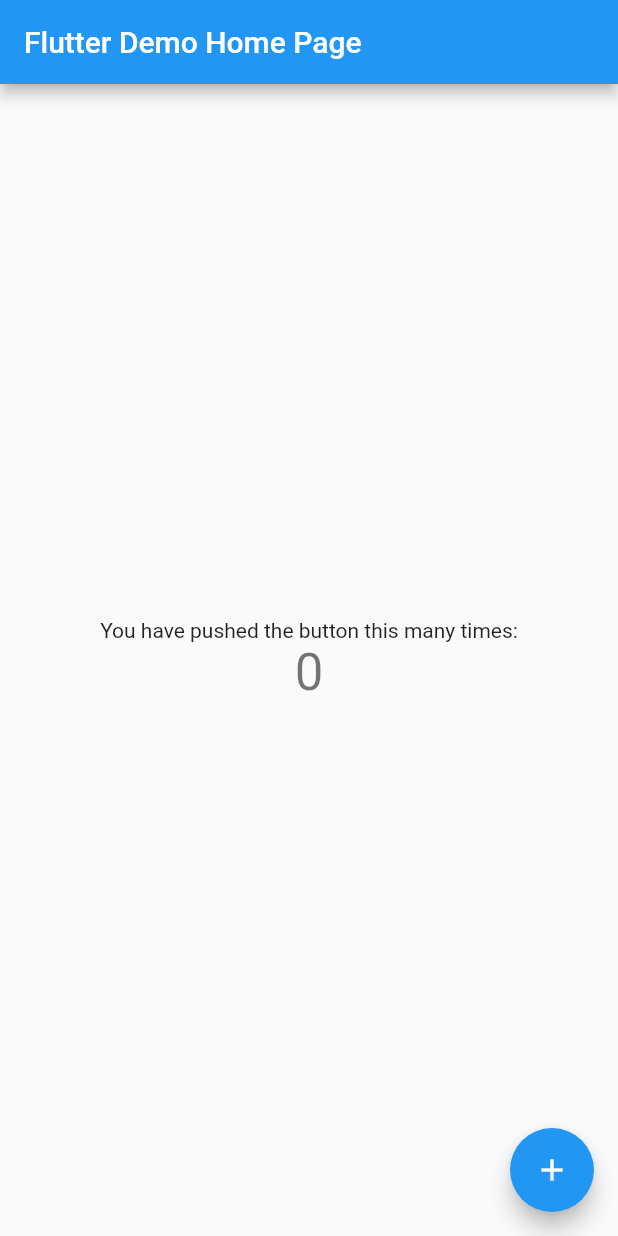
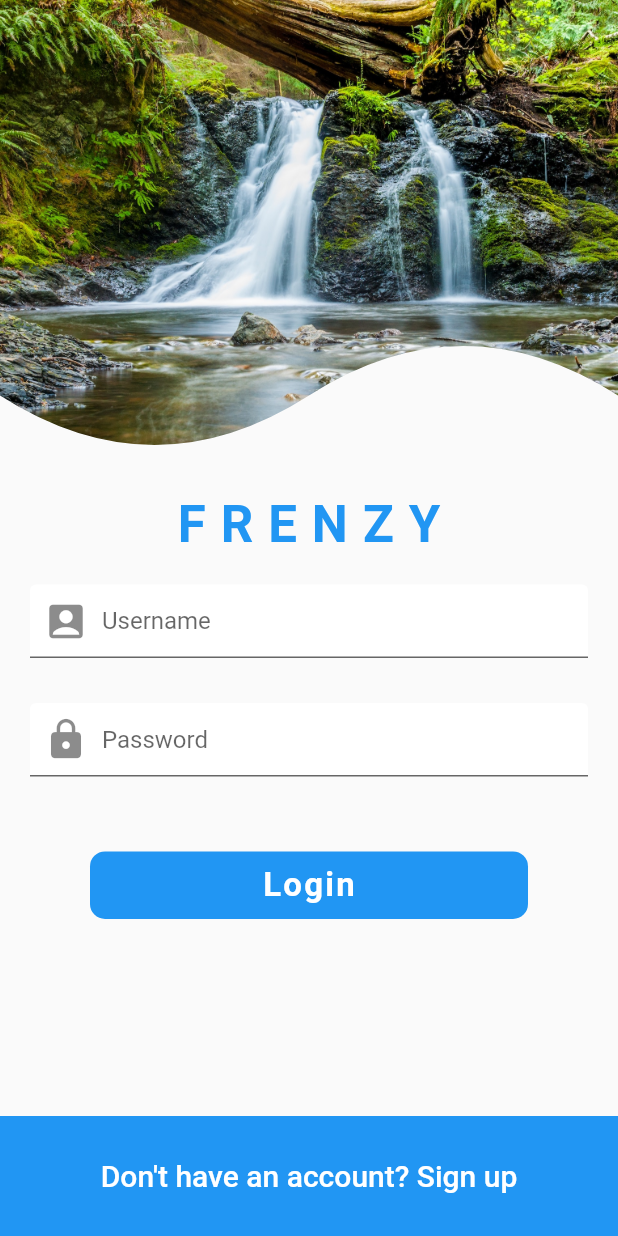
Before and after one commit to pinyada-sengate/flutter_social_ui, a Flutter app: the screen it shows after launch, on a phone screen of 412 x 824 dp. Run offline on Flutter 3.47's test engine with Material 2 defaults, Android fonts, the phone set to English and light mode, and no system bars.

Commit message:
Login and home UI

```diff
--- a/lib/main.dart
+++ b/lib/main.dart
@@ -1,4 +1,5 @@
 import 'package:flutter/material.dart';
+import 'package:flutter_social_ui/screens/login_screen.dart';
 
 void main() {
   runApp(const MyApp());
@@ -11,105 +12,12 @@
   @override
   Widget build(BuildContext context) {
     return MaterialApp(
-      title: 'Flutter Demo',
+      title: 'Flutter Socail UI',
+      debugShowCheckedModeBanner: false,
       theme: ThemeData(
-        // This is the theme of your application.
-        //
-        // Try running your application with "flutter run". You'll see the
-        // application has a blue toolbar. Then, without quitting the app, try
-        // changing the primarySwatch below to Colors.green and then invoke
-        // "hot reload" (press "r" in the console where you ran "flutter run",
-        // or simply save your changes to "hot reload" in a Flutter IDE).
-        // Notice that the counter didn't reset back to zero; the application
-        // is not restarted.
-        primarySwatch: Colors.blue,
+        primaryColor: Colors.blue,
       ),
-      home: const MyHomePage(title: 'Flutter Demo Home Page'),
+      home: LoginScreen(),
     );
   }
 }
-
-class MyHomePage extends StatefulWidget {
-  const MyHomePage({Key? key, required this.title}) : super(key: key);
-
-  // This widget is the home page of your application. It is stateful, meaning
-  // that it has a State object (defined below) that contains fields that affect
-  // how it looks.
-
-  // This class is the configuration for the state. It holds the values (in this
-  // case the title) provided by the parent (in this case the App widget) and
-  // used by the build method of the State. Fields in a Widget subclass are
-  // always marked "final".
-
-  final String title;
-
-  @override
-  State<MyHomePage> createState() => _MyHomePageState();
-}
-
-class _MyHomePageState extends State<MyHomePage> {
-  int _counter = 0;
-
-  void _incrementCounter() {
-    setState(() {
-      // This call to setState tells the Flutter framework that something has
-      // changed in this State, which causes it to rerun the build method below
-      // so that the display can reflect the updated values. If we changed
-      // _counter without calling setState(), then the build method would not be
-      // called again, and so nothing would appear to happen.
-      _counter++;
-    });
-  }
-
-  @override
-  Widget build(BuildContext context) {
-    // This method is rerun every time setState is called, for instance as done
-    // by the _incrementCounter method above.
-    //
-    // The Flutter framework has been optimized to make rerunning build methods
-    // fast, so that you can just rebuild anything that needs updating rather
-    // than having to individually change instances of widgets.
-    return Scaffold(
-      appBar: AppBar(
-        // Here we take the value from the MyHomePage object that was created by
-        // the App.build method, and use it to set our appbar title.
-        title: Text(widget.title),
-      ),
-      body: Center(
-        // Center is a layout widget. It takes a single child and positions it
-        // in the middle of the parent.
-        child: Column(
-          // Column is also a layout widget. It takes a list of children and
-          // arranges them vertically. By default, it sizes itself to fit its
-          // children horizontally, and tries to be as tall as its parent.
-          //
-          // Invoke "debug painting" (press "p" in the console, choose the
-          // "Toggle Debug Paint" action from the Flutter Inspector in Android
-          // Studio, or the "Toggle Debug Paint" command in Visual Studio Code)
-          // to see the wireframe for each widget.
-          //
-          // Column has various properties to control how it sizes itself and
-          // how it positions its children. Here we use mainAxisAlignment to
-          // center the children vertically; the main axis here is the vertical
-          // axis because Columns are vertical (the cross axis would be
-          // horizontal).
-          mainAxisAlignment: MainAxisAlignment.center,
-          children: <Widget>[
-            const Text(
-              'You have pushed the button this many times:',
-            ),
-            Text(
-              '$_counter',
-              style: Theme.of(context).textTheme.headline4,
-            ),
-          ],
-        ),
-      ),
-      floatingActionButton: FloatingActionButton(
-        onPressed: _incrementCounter,
-        tooltip: 'Increment',
-        child: const Icon(Icons.add),
-      ), // This trailing comma makes auto-formatting nicer for build methods.
-    );
-  }
-}
--- a/lib/models/post_model.dart
+++ b/lib/models/post_model.dart
@@ -9,11 +9,11 @@
   final int comments;
 
   Post({
-    this.imageUrl,
-    this.author,
-    this.title,
-    this.location,
-    this.likes,
-    this.comments,
+    required this.imageUrl,
+    required this.author,
+    required this.title,
+    required this.location,
+    required this.likes,
+    required this.comments,
   });
 }
--- /dev/null
+++ b/lib/screens/login_screen.dart
@@ -0,0 +1,126 @@
+import 'package:flutter/material.dart';
+import 'package:flutter_social_ui/screens/home_screen.dart';
+import 'package:flutter_social_ui/widgets/curve_clipper.dart';
+
+class LoginScreen extends StatefulWidget {
+  const LoginScreen({ Key? key }) : super(key: key);
+
+  @override
+  State<LoginScreen> createState() => _LoginScreenState();
+}
+
+class _LoginScreenState extends State<LoginScreen> {
+  @override
+  Widget build(BuildContext context) {
+    return Scaffold(
+      body: SingleChildScrollView(
+        child: Container(
+          height: MediaQuery.of(context).size.height,
+          child: Column(
+            children: <Widget>[
+              ClipPath(
+                clipper: CurveClipper(),
+                child: Image(
+                  height: MediaQuery.of(context).size.height / 2.5,
+                  width: double.infinity,
+                  image: AssetImage('assets/images/login_background.jpg'),
+                  fit: BoxFit.cover,
+                ),
+              ),
+              Text(
+                'FRENZY',
+                style: TextStyle(
+                  color: Theme.of(context).primaryColor,
+                  fontSize: 34.0,
+                  fontWeight: FontWeight.bold,
+                  letterSpacing: 10.0,
+                ),
+              ),
+              SizedBox(height: 10.0,),
+              Padding(
+                padding: EdgeInsets.symmetric(horizontal: 20.0, vertical: 10.0),
+                child: TextField(
+                  decoration: InputDecoration(
+                    contentPadding: EdgeInsets.symmetric(vertical: 15.0),
+                    fillColor: Colors.white,
+                    filled: true,
+                    hintText: 'Username',
+                    prefixIcon: Icon(
+                      Icons.account_box,
+                      size: 30.0,
+                    ),
+                  ),
+                ),
+              ),
+              SizedBox(height: 10.0,),
+              Padding(
+                padding: EdgeInsets.symmetric(horizontal: 20.0, vertical: 10.0),
+                child: TextField(
+                  decoration: InputDecoration(
+                    contentPadding: EdgeInsets.symmetric(vertical: 15.0),
+                    fillColor: Colors.white,
+                    filled: true,
+                    hintText: 'Password',
+                    prefixIcon: Icon(
+                      Icons.lock,
+                      size: 30.0,
+                    ),
+                  ),
+                  obscureText: true,
+                ),
+              ),
+              SizedBox(height: 40.0,),
+              GestureDetector(
+                onTap: () => Navigator.pushReplacement(
+                  context,
+                  MaterialPageRoute(
+                    builder: (_) => HomeScreen(),
+                  ),
+                ),
+                child: Container(
+                  margin: EdgeInsets.symmetric(horizontal: 60.0),
+                  alignment: Alignment.center,
+                  height: 45.0,
+                  decoration: BoxDecoration(
+                    color: Theme.of(context).primaryColor,
+                    borderRadius: BorderRadius.circular(10.0),
+                  ),
+                  child: Text(
+                    'Login',
+                    style: TextStyle(
+                      color: Colors.white,
+                      fontSize: 22.0,
+                      fontWeight: FontWeight.w600,
+                      letterSpacing: 1.5,
+                    ),
+                  ),
+                ),
+              ),
+              Expanded(
+                child: Align(
+                  alignment: FractionalOffset.bottomCenter,
+                  child: GestureDetector(
+                    onTap: () {},
+                    child: Container(
+                      alignment: Alignment.center,
+                      color: Theme.of(context).primaryColor,
+                      height: 80.0,
+                      child: Text(
+                        'Don\'t have an account? Sign up',
+                        style: TextStyle(
+                          color: Colors.white,
+                          fontSize: 20.0,
+                          fontWeight: FontWeight.w500,
+                        ),
+                      ),
+                    ),
+                  ),
+                ),
+              ),
+            ],
+          ),
+        ),
+      ),
+    );
+  }
+}
--- /dev/null
+++ b/lib/widgets/curve_clipper.dart
@@ -0,0 +1,25 @@
+import 'package:flutter/cupertino.dart';
+
+class CurveClipper extends CustomClipper<Path> {
+  @override
+  Path getClip(Size size) {
+    Path path = Path();
+    path.lineTo(0, 4 * size.height / 5);
+    Offset curvePoint1 = Offset(size.width / 4, size.height);
+    Offset centerPoint = Offset(size.width / 2, 4 * size.height / 5);
+    path.quadraticBezierTo(curvePoint1.dx, curvePoint1.dy, centerPoint.dx, centerPoint.dy);
+    Offset curvePoint2 = Offset(3 * size.width / 4, 3 * size.height / 5);
+    Offset endPoint = Offset(size.width, 4 * size.height / 5);
+    path.quadraticBezierTo(curvePoint2.dx, curvePoint2.dy, endPoint.dx, endPoint.dy);
+    path.lineTo(size.width, 0);
+    path.close();
+
+    return path;
+  }
+
+  @override
+  bool shouldReclip(covariant CustomClipper<Path> oldClipper) {
+    throw false;
+  }
+
+}
```
Also changed, not shown: lib/models/user_model.dart (+8 -8 lines), lib/screens/home_screen.dart (added, +71 -0 lines), lib/widgets/following_users.dart (added, +68 -0 lines), lib/widgets/posts_carousel.dart (added, +145 -0 lines).
